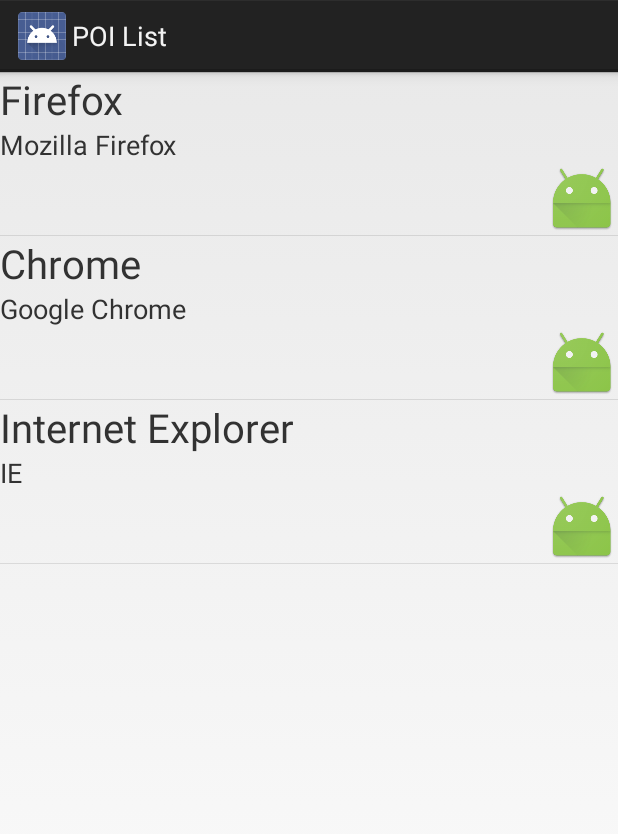
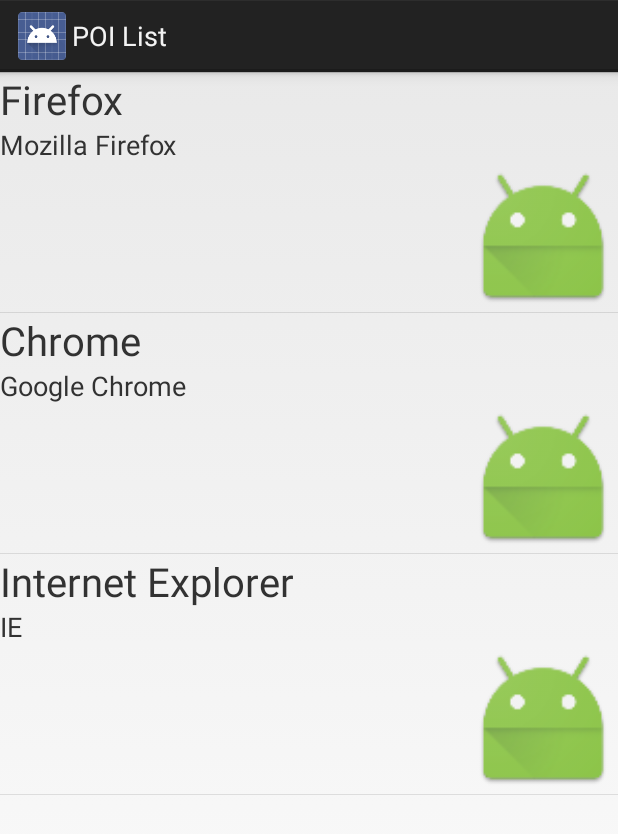
Before and after one commit to 0koraj06/Mapping, an Android app: the PoiListActivity screen opened directly, with no data from a screen before it, on a phone screen of 412 x 824 dp. Shown: the top 834 px of the screen. Run offline under Robolectric (Android 15) with nearby library versions, the phone set to English and light mode, and no system bars.

Commit message:
Added List and List icons

```diff
--- a/app/src/main/res/layout/poi_entry.xml
+++ b/app/src/main/res/layout/poi_entry.xml
@@ -9,8 +9,8 @@
         android:id="@+id/poi_desc" />
 
     <ImageView
-        android:layout_width="wrap_content"
-        android:layout_height="wrap_content"
+        android:layout_width="99dp"
+        android:layout_height="99dp"
         android:id="@+id/imageView"
         android:layout_gravity="right"
         android:src="@mipmap/ic_launcher" />
```
